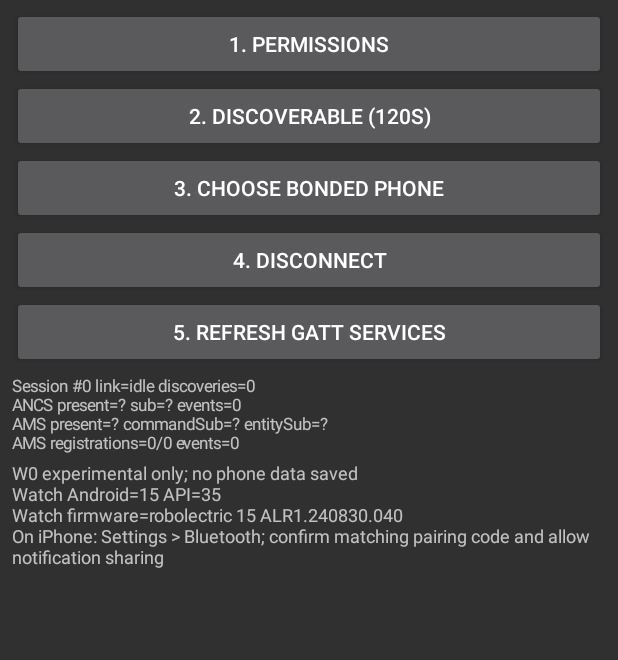
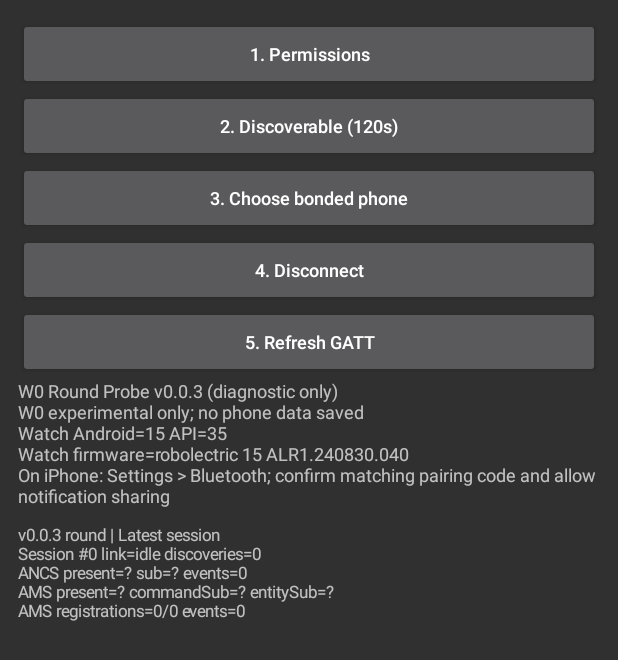
Before and after one commit to aidarnig/WristPorter, an Android app: the screen it shows after launch (MainActivity), on a phone screen of 412 x 824 dp. Shown: the top 660 px of the screen. Run offline under Robolectric (Android 15) with nearby library versions, the phone set to English and light mode, and no system bars.

Commit message:
fix(w0): adapt probe scroll and text to round watch safe area

```diff
--- a/experiments/w0-ble-probe/app/src/main/java/io/github/aidarnig/wristporter/w0/MainActivity.kt
+++ b/experiments/w0-ble-probe/app/src/main/java/io/github/aidarnig/wristporter/w0/MainActivity.kt
@@ -19,6 +19,8 @@ import android.widget.Button
 import android.widget.LinearLayout
 import android.widget.ScrollView
 import android.widget.TextView
+import android.view.View
+import android.view.ViewGroup
 import java.util.ArrayDeque
 import java.util.UUID
 
@@ -54,14 +56,24 @@ class MainActivity : Activity() {
     override fun onCreate(savedInstanceState: Bundle?) {
         super.onCreate(savedInstanceState)
         adapter = getSystemService(BluetoothManager::class.java)?.adapter
+        val diameter = resources.displayMetrics.widthPixels
+        val round = resources.configuration.isScreenRound
+        // Keep the entire text block within the watch's central safe-width.
+        // Proportional insets also work on different-sized round Wear OS displays.
+        val horizontalInset = if (round) (diameter * 0.16f).toInt() else dp(12)
+        val topInset = if (round) (diameter * 0.15f).toInt() else dp(12)
+        val bottomScrollSlack = if (round) (diameter * 0.48f).toInt() else dp(60)
         val layout = LinearLayout(this).apply {
             orientation = LinearLayout.VERTICAL
-            setPadding(12, 8, 12, 8)
+            setPadding(horizontalInset, topInset, horizontalInset, 0)
         }
         status = TextView(this).apply { textSize = 12f }
         fun control(text: String, action: () -> Unit) {
             layout.addView(Button(this).apply {
                 this.text = text
+                setAllCaps(false)
+                textSize = 12f
+                maxLines = 2
                 setOnClickListener { action() }
             })
         }
@@ -69,16 +81,32 @@ class MainActivity : Activity() {
         control("2. Discoverable (120s)") { requestDiscoverable() }
         control("3. Choose bonded phone") { showBondedDevices() }
         control("4. Disconnect") { disconnect("user request") }
-        control("5. Refresh GATT services") { requestServiceRefresh("manual") }
-        health = TextView(this).apply { textSize = 11f; setPadding(0, 6, 0, 6) }
+        control("5. Refresh GATT") { requestServiceRefresh("manual") }
+        health = TextView(this).apply {
+            textSize = 11f
+            setPadding(0, dp(10), 0, dp(8))
+        }
+        layout.addView(status)
+        // The current session summary stays after the log, where it is easy to find.
         layout.addView(health)
-        layout.addView(status)
-        setContentView(ScrollView(this).apply { addView(layout) })
+        // Extra scrollable blank space lets the final lines move up from behind
+        // the circular lower bezel into the center of the watch face.
+        layout.addView(View(this), LinearLayout.LayoutParams(
+            ViewGroup.LayoutParams.MATCH_PARENT, bottomScrollSlack
+        ))
+        setContentView(ScrollView(this).apply {
+            addView(layout)
+            isFillViewport = false
+            isVerticalScrollBarEnabled = true
+        })
+        record("W0 Round Probe v0.0.3 (diagnostic only)")
         record("W0 experimental only; no phone data saved")
         record("Watch Android=${Build.VERSION.RELEASE} API=${Build.VERSION.SDK_INT}")
         record("Watch firmware=${Build.DISPLAY}")
         record("On iPhone: Settings > Bluetooth; confirm matching pairing code and allow notification sharing")
     }
+
+    private fun dp(value: Int): Int = (value * resources.displayMetrics.density + 0.5f).toInt()
 
     private fun hasAccess(): Boolean = Build.VERSION.SDK_INT < 31 ||
         (checkSelfPermission(Manifest.permission.BLUETOOTH_CONNECT) == PackageManager.PERMISSION_GRANTED &&
@@ -139,6 +167,8 @@ class MainActivity : Activity() {
     private fun connect(device: BluetoothDevice) {
         if (!hasAccess()) { record("Permission missing"); return }
         disconnect("replace connection")
+        // Do not mix previous-session GATT errors with the new connection.
+        lines.clear()
         diagnostics.newConnection()
         connected = false
         discoveryInProgress = false
@@ -378,7 +408,7 @@ class MainActivity : Activity() {
         lines.addLast(message)
         while (lines.size > 60) lines.removeFirst()
         status.text = lines.joinToString("\n")
-        if (::health.isInitialized) health.text = diagnostics.summary()
+        if (::health.isInitialized) health.text = "v0.0.3 round | Latest session\n" + diagnostics.summary()
     }
 
     override fun onDestroy() {
```
